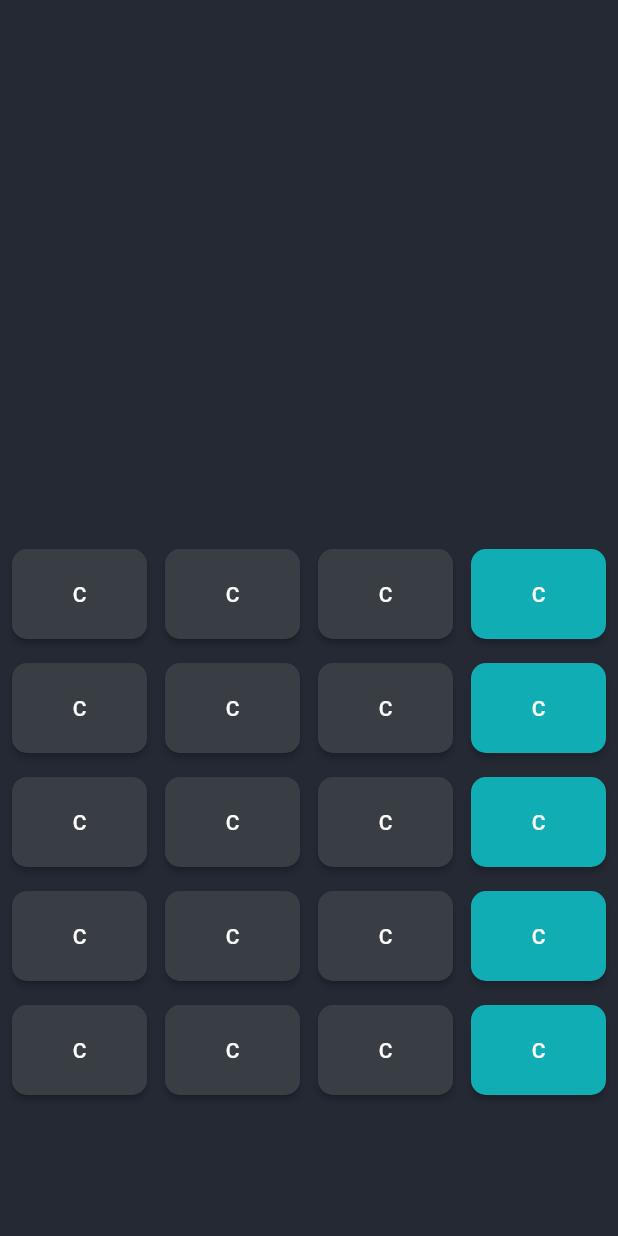
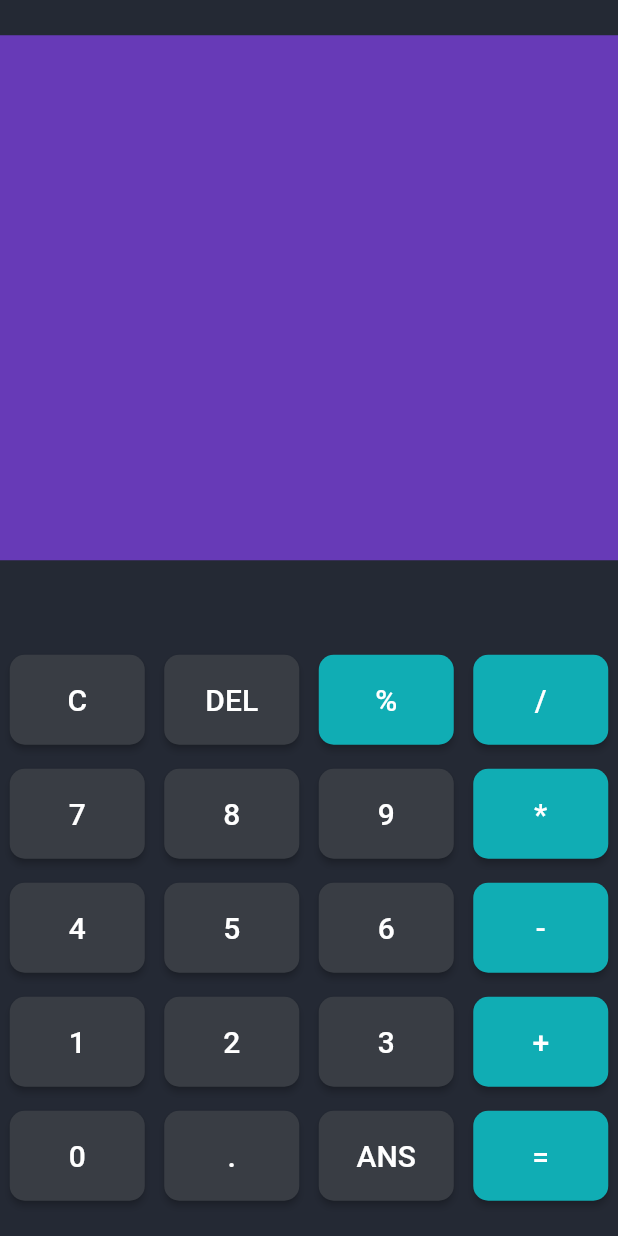
Before and after one commit to Lucas-Justino/Calculadora, a Flutter app: the screen it shows after launch, on a phone screen of 412 x 824 dp. Run offline on Flutter 3.47's test engine with Material 2 defaults, Android fonts, the phone set to English and light mode, and no system bars.

Commit message:
Criação do Teclado com os Botões e o Visor

```diff
--- a/lib/botao.dart
+++ b/lib/botao.dart
@@ -1,9 +1,12 @@
 import 'package:flutter/material.dart';
 
 class Botao extends StatelessWidget {
-  Botao(this.corBotao, {super.key});
+  Botao(this.corBotao, this.tecla, this.pressionarTecla, {super.key});
 
   final corBotao;
+  final String tecla;
+  final void Function(String teclaPressionada) pressionarTecla;
+
 
   @override
   Widget build(context) {
@@ -11,7 +14,9 @@ class Botao extends StatelessWidget {
       height: 60,
       width: 90,
       child: ElevatedButton(
-        onPressed: () {},
+        onPressed: () {
+          pressionarTecla(tecla);
+        },
         style: ElevatedButton.styleFrom(
           backgroundColor: corBotao,
           shadowColor: Colors.black,
@@ -20,9 +25,10 @@ class Botao extends StatelessWidget {
           ),
         ),
         child: Text(
-          'C',
+          tecla,
           style: TextStyle(
             color: Colors.white,
+            fontSize: 20,
           ),
         ),
       ),
--- a/lib/main.dart
+++ b/lib/main.dart
@@ -1,12 +1,79 @@
 import 'package:calculadora/teclado.dart';
-import 'package:calculadora/visor.dart';
 import 'package:flutter/material.dart';
 
 void main() {
   runApp(Calculadora());
 }
 
-class Calculadora extends StatelessWidget {
+class Calculadora extends StatefulWidget {
+  Calculadora({super.key});
+
+  @override
+  State<StatefulWidget> createState() {
+    return _Calculadora();
+  }
+}
+
+class _Calculadora extends State<Calculadora>{
+
+  String numero = '';
+
+  void calcular(String teclaPressionada){
+    switch(teclaPressionada){
+      case 'C':
+        setState(() {
+          numero = '';
+        });
+        break;
+      case 'DEL':
+        setState(() {
+          if (numero.isNotEmpty) {
+            numero = numero.substring(0, numero.length - 1);
+          }
+        });
+        break;
+      case '%':
+        setState(() {
+          numero += '%';
+        });
+        break;
+      case '/':
+        setState(() {
+          numero += '/';
+        });
+        break;
+      case '*':
+        setState(() {
+          numero += '*';
+        });
+        break;
+      case '-':
+        setState(() {
+          numero += '-';
+        });
+        break;
+      case '+':
+        setState(() {
+          numero += '+';
+        });
+        break;
+      case '1':
+      case '2':
+      case '3':
+      case '4':
+      case '5':
+      case '6':
+      case '7':
+      case '8':
+      case '9':
+      case '0':
+        setState(() {
+          numero += teclaPressionada;
+        });
+        break;
+    }
+  }
+
   @override
   Widget build(context) {
     return MaterialApp(
@@ -15,9 +82,27 @@ class Calculadora extends StatelessWidget {
           alignment: Alignment.bottomCenter,
           color: Color.fromARGB(255, 36, 41, 52),
           child: Column(
+            mainAxisAlignment: MainAxisAlignment.spaceAround,
             children: [
-              Visor(),
-              Teclado(),
+              Container(
+                height: 350,
+                width: 500,
+                child: Container(
+                  color: Colors.deepPurple,
+                  child: Align(
+                    alignment: Alignment.bottomRight,
+                    child: Text(
+                      numero,
+                      textAlign: TextAlign.end,
+                      style: TextStyle(
+                        fontSize: 28,
+                        color: Colors.white,
+                      ),
+                    ),
+                  ),
+                ),
+              ),
+              Teclado(calcular),
             ],
           ),
         ),
@@ -25,5 +110,4 @@ class Calculadora extends StatelessWidget {
     );
   }
 
-  Calculadora({super.key});
 }
--- a/lib/teclado.dart
+++ b/lib/teclado.dart
@@ -2,56 +2,92 @@ import 'package:calculadora/botao.dart';
 import 'package:flutter/material.dart';
 
 class Teclado extends StatelessWidget {
-  Teclado({super.key});
+  Teclado(this.pressionarTecla,{super.key});
+  final void Function(String teclaPressionada) pressionarTecla;
 
   @override
   Widget build(context) {
     return Column(
+      mainAxisAlignment: MainAxisAlignment.spaceAround,
       children: [
         SizedBox(
           height: 16,
         ),
-        LinhaComBotoes(),
+        Row(
+          mainAxisAlignment: MainAxisAlignment.spaceAround,
+          children: [
+            Botao(Color.fromARGB(255, 57, 61, 68), 'C', pressionarTecla),
+            Botao(Color.fromARGB(255, 57, 61, 68), 'DEL', pressionarTecla),
+            Botao(Color.fromARGB(255, 16, 173, 180), '%', pressionarTecla),
+            Botao(Color.fromARGB(255, 16, 173, 180), '/', pressionarTecla),
+          ],
+        ),
         SizedBox(
           height: 16,
         ),
-        LinhaComBotoes(),
+        Row(
+          mainAxisAlignment: MainAxisAlignment.spaceAround,
+          children: [
+            Botao(Color.fromARGB(255, 57, 61, 68), '7', pressionarTecla),
+            Botao(Color.fromARGB(255, 57, 61, 68), '8', pressionarTecla),
+            Botao(Color.fromARGB(255, 57, 61, 68), '9', pressionarTecla),
+            Botao(Color.fromARGB(255, 16, 173, 180), '*', pressionarTecla),
+          ],
+        ),
         SizedBox(
           height: 16,
         ),
-        LinhaComBotoes(),
+        Row(
+          mainAxisAlignment: MainAxisAlignment.spaceAround,
+          children: [
+            Botao(Color.fromARGB(255, 57, 61, 68), '4', pressionarTecla),
+            Botao(Color.fromARGB(255, 57, 61, 68), '5', pressionarTecla),
+            Botao(Color.fromARGB(255, 57, 61, 68), '6', pressionarTecla),
+            Botao(Color.fromARGB(255, 16, 173, 180), '-', pressionarTecla),
+          ],
+        ),
         SizedBox(
           height: 16,
         ),
-        LinhaComBotoes(),
+        Row(
+          mainAxisAlignment: MainAxisAlignment.spaceAround,
+          children: [
+            Botao(Color.fromARGB(255, 57, 61, 68), '1', pressionarTecla),
+            Botao(Color.fromARGB(255, 57, 61, 68), '2', pressionarTecla),
+            Botao(Color.fromARGB(255, 57, 61, 68), '3', pressionarTecla),
+            Botao(Color.fromARGB(255, 16, 173, 180), '+', pressionarTecla),
+          ],
+        ),
         SizedBox(
           height: 16,
         ),
-        LinhaComBotoes(),
+        Row(
+          mainAxisAlignment: MainAxisAlignment.spaceAround,
+          children: [
+            Botao(Color.fromARGB(255, 57, 61, 68), '0', pressionarTecla),
+            Botao(Color.fromARGB(255, 57, 61, 68), '.', pressionarTecla),
+            Botao(Color.fromARGB(255, 57, 61, 68), 'ANS', pressionarTecla),
+            Botao(Color.fromARGB(255, 16, 173, 180), '=', pressionarTecla),
+          ],
+        ),
       ],
     );
   }
 }
-
-class LinhaComBotoes extends StatelessWidget {
-
-  LinhaComBotoes({super.key});
-
-
-
-  @override
-  Widget build(context) {
-    return Padding(
-      padding: const EdgeInsets.symmetric(horizontal: 8.0),
-      child: Row(
-        mainAxisAlignment: MainAxisAlignment.spaceBetween,
-        children: [
-          Botao(Color.fromARGB(255, 57, 61, 68)),
-          Botao(Color.fromARGB(255, 57, 61, 68)),
-          Botao(Color.fromARGB(255, 57, 61, 68)),
-          Botao(Color.fromARGB(255, 16,173,180)),
-        ],
-      ),
-    );
-  }
-}
+//
+// class LinhaComBotoes extends StatelessWidget {
+//   LinhaComBotoes({super.key});
+//
+//   @override
+//   Widget build(context) {
+//     return Row(
+//       mainAxisAlignment: MainAxisAlignment.spaceAround,
+//       children: [
+//         Botao(Color.fromARGB(255, 57, 61, 68)),
+//         Botao(Color.fromARGB(255, 57, 61, 68)),
+//         Botao(Color.fromARGB(255, 57, 61, 68)),
+//         Botao(Color.fromARGB(255, 16, 173, 180)),
+//       ],
+//     );
+//   }
+// }
--- a/lib/visor.dart
+++ /dev/null
@@ -1,22 +0,0 @@
-import 'package:flutter/material.dart';
-
-class Visor extends StatefulWidget {
-  @override
-  State<Visor> createState() {
-    return _Visor();
-  }
-
-  Visor({super.key});
-}
-
-class _Visor extends State<Visor> {
-
-  @override
-  Widget build(context) {
-    return Container(
-      height: 350,
-      child: Container(
-      ),
-    );
-  }
-}
```
